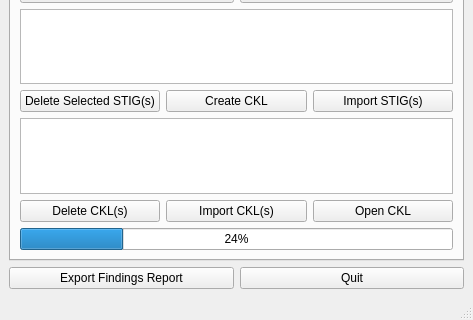
First picture: the form in stigqter.ui, repository squinky86/STIGQter, before the edit; both pictures show x 0 to 473 and y 164 to 484 of the 473 by 484 pixel window.
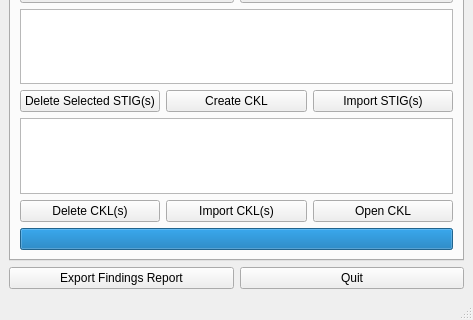
Second picture: the form after the edit.

```diff
--- a/stigqter.ui
+++ b/stigqter.ui
@@ -129,7 +129,10 @@
            <string/>
           </property>
           <property name="value">
-           <number>24</number>
+           <number>100</number>
+          </property>
+          <property name="textVisible">
+           <bool>false</bool>
           </property>
          </widget>
         </item>
```
Left out of the diff: 18 changed lines with no effect on the pictures.
